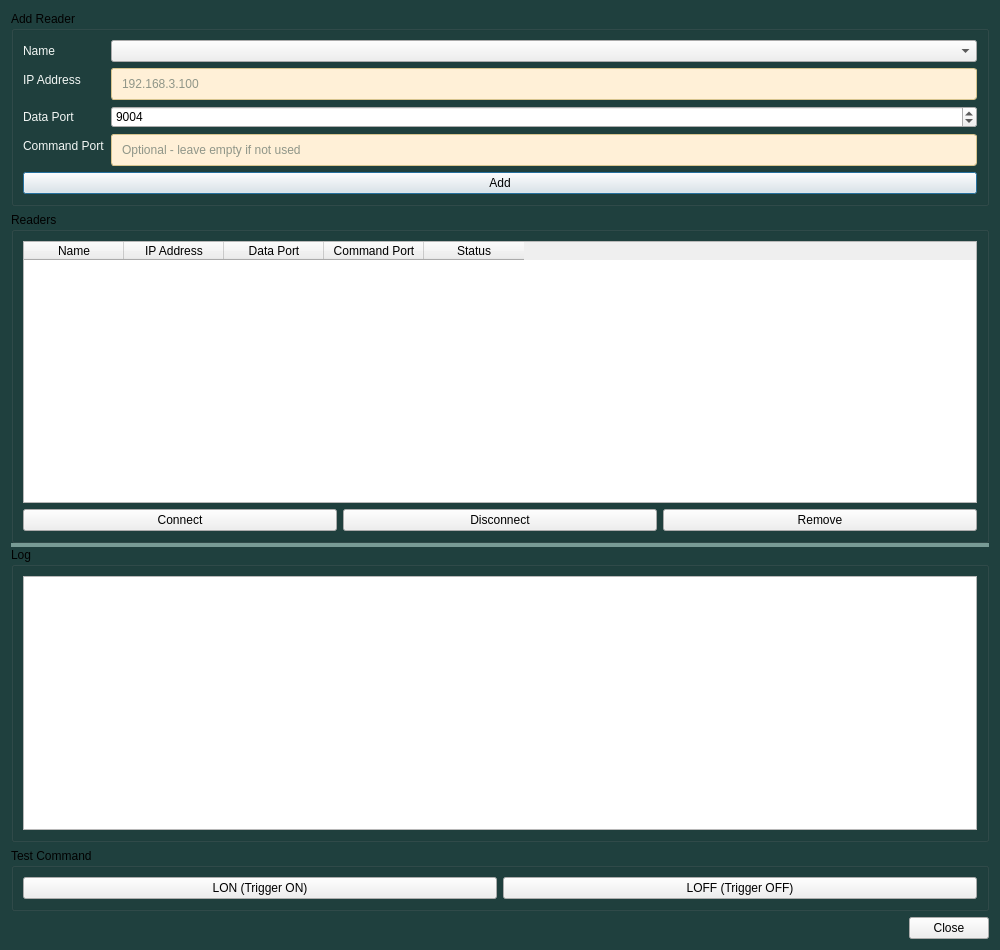
First picture: the form in ui/config_window.ui, repository AHSO-CO-LTD/Samsung-Reader-Local, before the edit.
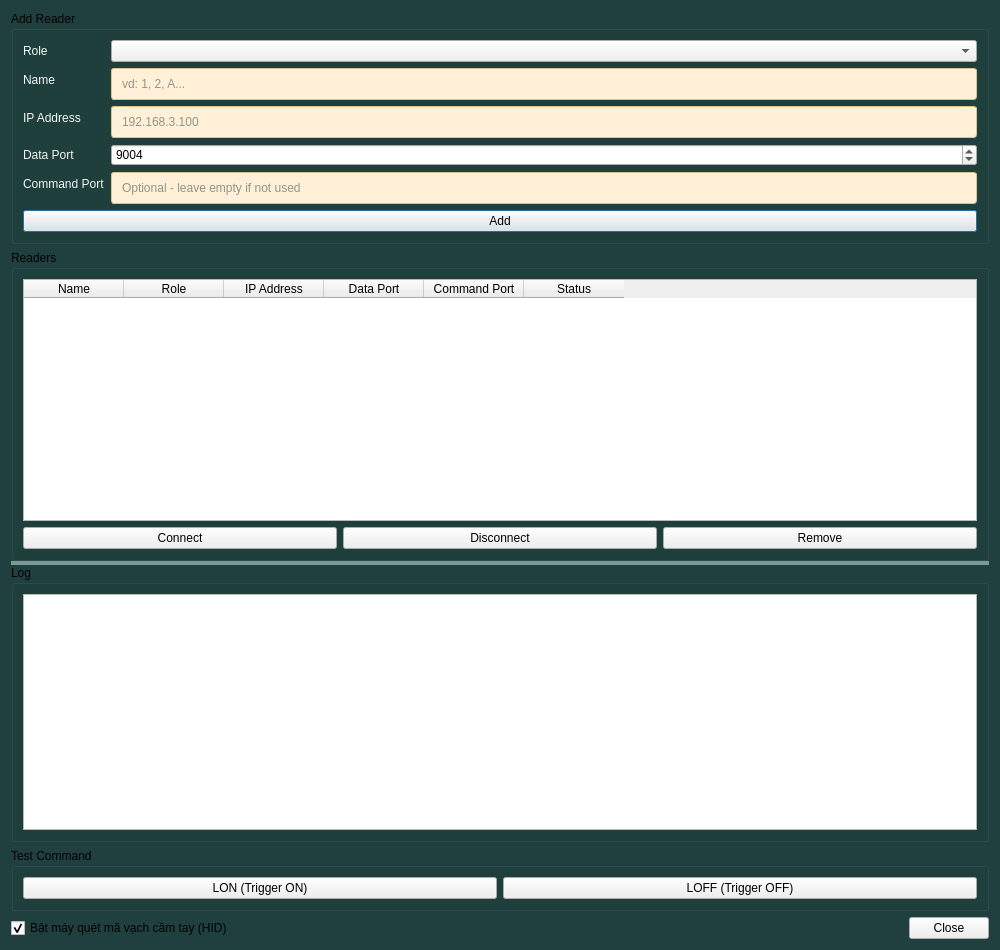
Second picture: the form after the edit.

```diff
--- a/ui/config_window.ui
+++ b/ui/config_window.ui
@@ -52,16 +52,22 @@
     <widget class="QGroupBox" name="groupBoxAddReader">
      <property name="title"><string>Add Reader</string></property>
      <layout class="QFormLayout" name="formLayoutAddReader">
-      <item row="0" column="0"><widget class="QLabel" name="labelName"><property name="text"><string>Name</string></property></widget></item>
+      <item row="0" column="0"><widget class="QLabel" name="labelRole"><property name="text"><string>Role</string></property></widget></item>
       <item row="0" column="1">
        <widget class="QComboBox" name="comboBoxName">
         <property name="minimumHeight"><number>30</number></property>
        </widget>
       </item>
-      <item row="1" column="0"><widget class="QLabel" name="labelIp"><property name="text"><string>IP Address</string></property></widget></item>
-      <item row="1" column="1"><widget class="QLineEdit" name="lineEditIp"><property name="placeholderText"><string>192.168.3.100</string></property></widget></item>
-      <item row="2" column="0"><widget class="QLabel" name="labelDataPort"><property name="text"><string>Data Port</string></property></widget></item>
-      <item row="2" column="1">
+      <item row="1" column="0"><widget class="QLabel" name="labelName"><property name="text"><string>Name</string></property></widget></item>
+      <item row="1" column="1">
+       <widget class="QLineEdit" name="lineEditNameSuffix">
+        <property name="placeholderText"><string>vd: 1, 2, A...</string></property>
+       </widget>
+      </item>
+      <item row="2" column="0"><widget class="QLabel" name="labelIp"><property name="text"><string>IP Address</string></property></widget></item>
+      <item row="2" column="1"><widget class="QLineEdit" name="lineEditIp"><property name="placeholderText"><string>192.168.3.100</string></property></widget></item>
+      <item row="3" column="0"><widget class="QLabel" name="labelDataPort"><property name="text"><string>Data Port</string></property></widget></item>
+      <item row="3" column="1">
        <widget class="QSpinBox" name="spinBoxDataPort">
         <property name="minimumHeight"><number>30</number></property>
         <property name="minimum"><number>1</number></property>
@@ -69,13 +75,13 @@
         <property name="value"><number>9004</number></property>
        </widget>
       </item>
-      <item row="3" column="0"><widget class="QLabel" name="labelCommandPort"><property name="text"><string>Command Port</string></property></widget></item>
-      <item row="3" column="1">
+      <item row="4" column="0"><widget class="QLabel" name="labelCommandPort"><property name="text"><string>Command Port</string></property></widget></item>
+      <item row="4" column="1">
        <widget class="QLineEdit" name="lineEditCommandPort">
         <property name="placeholderText"><string>Optional - leave empty if not used</string></property>
        </widget>
       </item>
-      <item row="4" column="0" colspan="2">
+      <item row="5" column="0" colspan="2">
        <widget class="QPushButton" name="pushButtonAddReader">
         <property name="minimumHeight"><number>34</number></property>
         <property name="text"><string>Add</string></property>
@@ -96,6 +102,7 @@
          <property name="selectionMode"><enum>QAbstractItemView::SingleSelection</enum></property>
          <property name="editTriggers"><set>QAbstractItemView::NoEditTriggers</set></property>
          <column><property name="text"><string>Name</string></property></column>
+         <column><property name="text"><string>Role</string></property></column>
          <column><property name="text"><string>IP Address</string></property></column>
          <column><property name="text"><string>Data Port</string></property></column>
          <column><property name="text"><string>Command Port</string></property></column>
@@ -134,6 +141,12 @@
    </item>
    <item>
     <layout class="QHBoxLayout" name="horizontalLayoutBottom">
+     <item>
+      <widget class="QCheckBox" name="checkBoxHidScanner">
+       <property name="text"><string>Bật máy quét mã vạch cầm tay (HID)</string></property>
+       <property name="checked"><bool>true</bool></property>
+      </widget>
+     </item>
      <item>
       <spacer name="horizontalSpacerBottom">
        <property name="orientation"><enum>Qt::Horizontal</enum></property>
```
Left out of the diff: 2 changed lines with no effect on the pictures.
